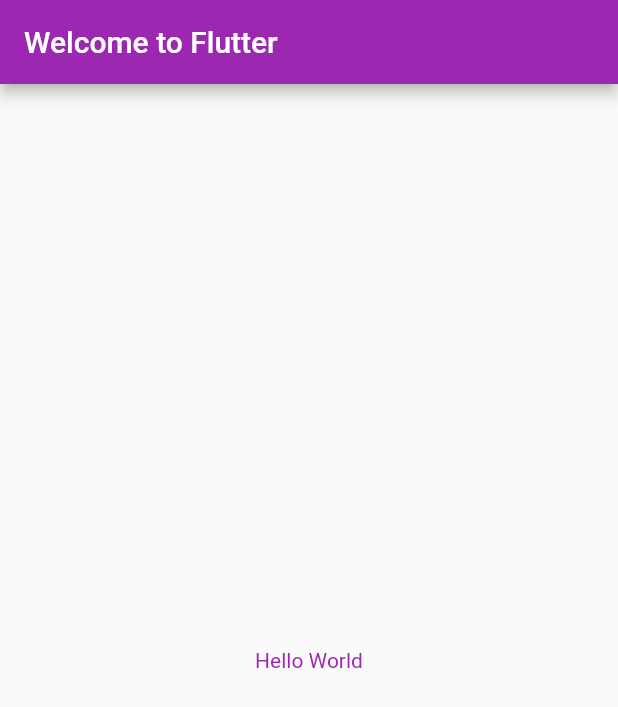
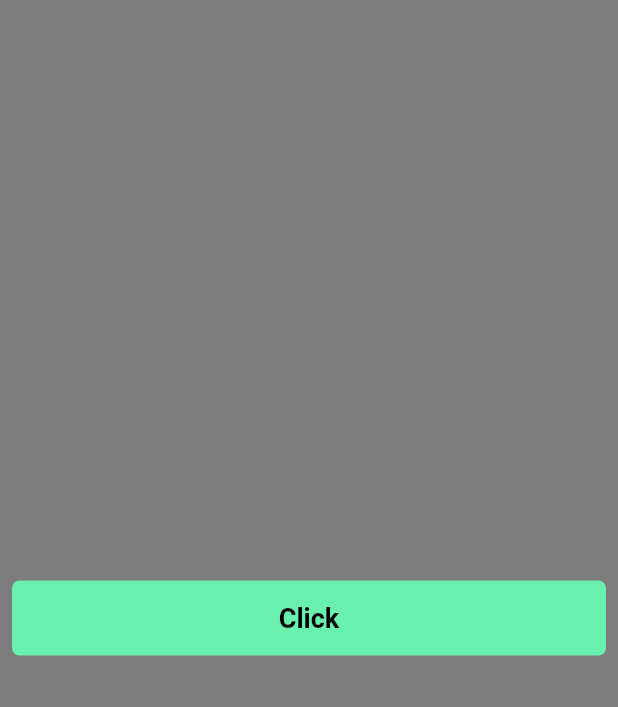
Before and after one commit to JonathanJonsson/allstat, a Flutter app: the screen it shows after launch, on a phone screen of 412 x 824 dp. Shown: the top 707 px of the screen. Run offline on Flutter 3.47's test engine with Material 2 defaults, Android fonts, the phone set to English and light mode, and no system bars.

Commit message:
Tested out adding a button

```diff
--- a/lib/main.dart
+++ b/lib/main.dart
@@ -3,14 +3,12 @@
 // found in the LICENSE file.
 
 import 'package:flutter/material.dart';
-import 'package:english_words/english_words.dart';
+
 
 
 void main() {
   runApp(const MyApp());
 }
-
-
 
 class MyApp extends StatelessWidget {
   const MyApp({Key? key}) : super(key: key);
@@ -19,67 +17,46 @@ class MyApp extends StatelessWidget {
   Widget build(BuildContext context) {
     return MaterialApp(
       theme: ThemeData(
-        colorScheme: ColorScheme.fromSwatch(
-          primarySwatch: Colors.purple,
-        ).copyWith(
-          secondary: Colors.green
-        ),
-        textTheme: const TextTheme(bodyText2: TextStyle(color: Colors.purple)),
+        textTheme: const TextTheme(bodyText2: TextStyle(color: Colors.greenAccent)),
+        backgroundColor: Color.fromARGB(255, 124, 124, 124),
       ),
       title: 'Welcome to Flutter',
-      home: Scaffold(
-        appBar: AppBar(
-
-          title: const Text('Welcome to Flutter'),
-        ),
-        body: const Center(
-          child: Text("Hello World"),
+      home: const Scaffold(
+        backgroundColor: Color.fromARGB(255, 124, 124, 124),
+        body: Center(
+          child: MyButton(),
+          //Text("Button Here",
+          //style: const TextStyle(fontSize: 18, fontWeight: FontWeight.bold),),
         ),
       ),
     );
   }
 }
 
-
-class RandomWords extends StatefulWidget {
-  const RandomWords({Key? key}) : super(key: key);
+class MyButton extends StatelessWidget{
+  const MyButton({Key? key}) : super(key: key);
 
   @override
-  State<RandomWords> createState() => _RandomWordsState();
+  Widget build(BuildContext context) {
+    return GestureDetector(
+      onTap: () {
+        print("My button was tapped");
+      },
+      child: Container(
+        height: 50,
+        padding: const EdgeInsets.all(8),
+        margin: const EdgeInsets.symmetric(horizontal: 8),
+        decoration: BoxDecoration(
+          borderRadius: BorderRadius.circular(5),
+          color: Colors.greenAccent,
+        ),
+      child: const Center(
+        child: Text("Click",
+        style: const TextStyle(fontSize: 18, fontWeight: FontWeight.bold, color: Colors.black)
+        ),
+      ),
+      ),
+    );
+  }
+
 }
-
-class _RandomWordsState extends State<RandomWords> {
-  final _suggestions = <WordPair>[];
-  final _biggerFont = const TextStyle(fontSize: 18.0);
-  @override
-  Widget build(BuildContext context) {
-    return Scaffold(
-    appBar: AppBar(
-        titleTextStyle:  TextStyle(color: Colors.green),
-         title: const Text('Startup Name Generator'),
-       ),
-     body: ListView.builder(
-        padding: const EdgeInsets.all(16.0),
-        itemBuilder: /*1*/ (context, i) {
-         if (i.isOdd) return const Divider(); /*2*/
-
-           final index = i ~/ 2; /*3*/
-           if (index >= _suggestions.length) {
-        _suggestions.addAll(generateWordPairs().take(10)); /*4*/
-         }
-         return ListTile(
-            title: Text(
-
-            _suggestions[index].asPascalCase,
-               style: _biggerFont,
-            ),
-         );
-         },
-      ),
-     );
-
-    final wordPair = WordPair.random();
-
-    return Text(wordPair.asPascalCase);
-  }
-}
```
